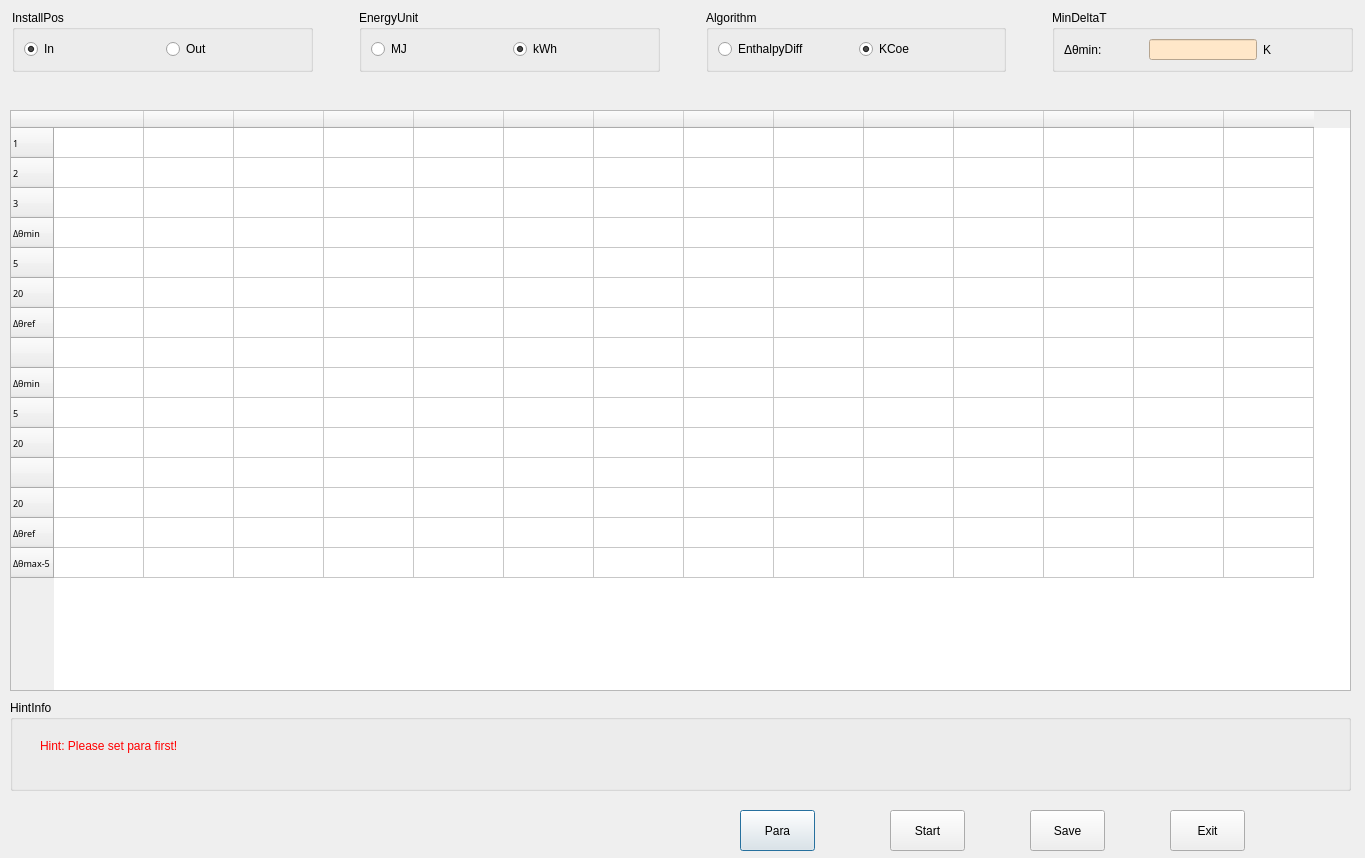
The window that source/calcverify/calcverify.ui (flimmy78/qtverify) describes before a commit, drawn with Qt 5.
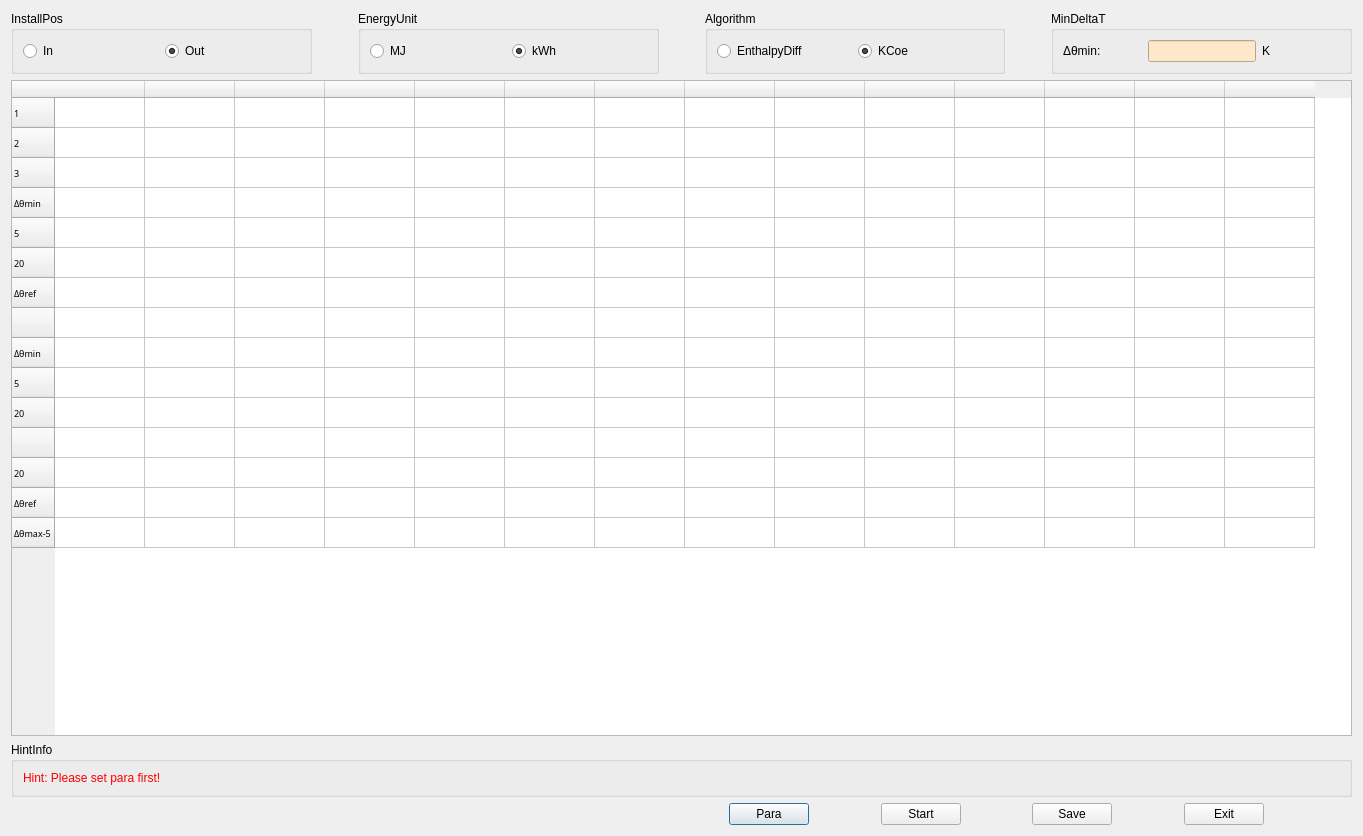
The same window after the commit. Icons and pictures are not drawn.

The edit to the form file:
```diff
--- a/source/calcverify/calcverify.ui
+++ b/source/calcverify/calcverify.ui
@@ -6,146 +6,191 @@
    <rect>
     <x>0</x>
     <y>0</y>
-    <width>1365</width>
-    <height>858</height>
+    <width>1363</width>
+    <height>836</height>
    </rect>
   </property>
   <property name="windowTitle">
    <string>计算器检测</string>
   </property>
-  <widget class="QGroupBox" name="groupBox_5">
-   <property name="geometry">
-    <rect>
-     <x>10</x>
-     <y>700</y>
-     <width>1341</width>
-     <height>91</height>
-    </rect>
-   </property>
+  <layout class="QGridLayout" name="gridLayout_8">
+   <item row="0" column="0">
+    <layout class="QGridLayout" name="gridLayout_5">
+     <item row="0" column="0">
+      <widget class="QGroupBox" name="groupBoxInstallPos">
+       <property name="title">
+        <string>InstallPos</string>
+       </property>
+       <layout class="QGridLayout" name="gridLayout_3">
+        <item row="0" column="0">
+         <widget class="QRadioButton" name="radioButtonPosIn">
+          <property name="text">
+           <string>In</string>
+          </property>
+          <property name="checked">
+           <bool>false</bool>
+          </property>
+         </widget>
+        </item>
+        <item row="0" column="1">
+         <widget class="QRadioButton" name="radioButtonPosOut">
+          <property name="text">
+           <string>Out</string>
+          </property>
+          <property name="checked">
+           <bool>true</bool>
+          </property>
+         </widget>
+        </item>
+       </layout>
+      </widget>
+     </item>
+     <item row="0" column="1">
+      <spacer name="horizontalSpacer">
+       <property name="orientation">
+        <enum>Qt::Horizontal</enum>
+       </property>
+       <property name="sizeType">
+        <enum>QSizePolicy::Preferred</enum>
+       </property>
+       <property name="sizeHint" stdset="0">
+        <size>
+         <width>40</width>
+         <height>20</height>
+        </size>
+       </property>
+      </spacer>
+     </item>
+     <item row="0" column="2">
+      <widget class="QGroupBox" name="groupBoxEnergyUnit">
    <property name="title">
-    <string>HintInfo</string>
-   </property>
-   <property name="toolTipDuration" stdset="0">
-    <number>0</number>
-   </property>
-   <widget class="QLabel" name="hintLabel">
-    <property name="geometry">
-     <rect>
-      <x>30</x>
-      <y>36</y>
-      <width>441</width>
+        <string>EnergyUnit</string>
+       </property>
+       <layout class="QGridLayout" name="gridLayout">
+        <item row="0" column="0">
+         <widget class="QRadioButton" name="radioButtonMJ">
+          <property name="text">
+           <string>MJ</string>
+          </property>
+         </widget>
+        </item>
+        <item row="0" column="1">
+         <widget class="QRadioButton" name="radioButtonKwh">
+          <property name="text">
+           <string>kWh</string>
+          </property>
+          <property name="checked">
+           <bool>true</bool>
+          </property>
+         </widget>
+        </item>
+       </layout>
+      </widget>
+     </item>
+     <item row="0" column="3">
+      <spacer name="horizontalSpacer_2">
+       <property name="orientation">
+        <enum>Qt::Horizontal</enum>
+       </property>
+       <property name="sizeType">
+        <enum>QSizePolicy::Preferred</enum>
+       </property>
+       <property name="sizeHint" stdset="0">
+        <size>
+         <width>40</width>
       <height>20</height>
-     </rect>
+        </size>
+       </property>
+      </spacer>
+     </item>
+     <item row="0" column="4">
+      <widget class="QGroupBox" name="groupBoxAlgorithm">
+       <property name="title">
+        <string>Algorithm</string>
+       </property>
+       <layout class="QGridLayout" name="gridLayout_2">
+        <item row="0" column="0">
+         <widget class="QRadioButton" name="radioButtonEnthalpy">
+          <property name="text">
+           <string>EnthalpyDiff</string>
+          </property>
+         </widget>
+        </item>
+        <item row="0" column="1">
+         <widget class="QRadioButton" name="radioButtonKCoe">
+          <property name="text">
+           <string>KCoe</string>
+          </property>
+          <property name="checked">
+           <bool>true</bool>
+          </property>
+         </widget>
+        </item>
+       </layout>
+      </widget>
+     </item>
+     <item row="0" column="5">
+      <spacer name="horizontalSpacer_3">
+       <property name="orientation">
+        <enum>Qt::Horizontal</enum>
+       </property>
+       <property name="sizeType">
+        <enum>QSizePolicy::Preferred</enum>
+       </property>
+       <property name="sizeHint" stdset="0">
+        <size>
+         <width>40</width>
+         <height>20</height>
+        </size>
+       </property>
+      </spacer>
+     </item>
+     <item row="0" column="6">
+      <widget class="QGroupBox" name="grpBoxMinDeltaT">
+       <property name="title">
+        <string>MinDeltaT</string>
+       </property>
+       <layout class="QGridLayout" name="gridLayout_4">
+        <item row="0" column="0">
+         <widget class="QLabel" name="label">
+          <property name="text">
+           <string>Δθmin:</string>
+          </property>
+         </widget>
+        </item>
+        <item row="0" column="1">
+         <widget class="QLineEdit" name="lnEditMinDeltaT">
+          <property name="sizePolicy">
+           <sizepolicy hsizetype="Preferred" vsizetype="Fixed">
+            <horstretch>0</horstretch>
+            <verstretch>0</verstretch>
+           </sizepolicy>
     </property>
     <property name="styleSheet">
-     <string notr="true">color: rgb(255, 0, 0);</string>
-    </property>
-    <property name="text">
-     <string>Hint: Please set para first!</string>
-    </property>
-   </widget>
-  </widget>
-  <widget class="QPushButton" name="btnPara">
-   <property name="geometry">
-    <rect>
-     <x>740</x>
-     <y>810</y>
-     <width>75</width>
-     <height>41</height>
-    </rect>
-   </property>
-   <property name="sizePolicy">
-    <sizepolicy hsizetype="Preferred" vsizetype="Fixed">
-     <horstretch>0</horstretch>
-     <verstretch>0</verstretch>
-    </sizepolicy>
-   </property>
-   <property name="text">
-    <string>Para</string>
-   </property>
-   <property name="icon">
-    <iconset>
-     <normaloff>../source/gui/images/calculatorresult.png</normaloff>../source/gui/images/calculatorresult.png</iconset>
-   </property>
-  </widget>
-  <widget class="QPushButton" name="btnStart">
-   <property name="geometry">
-    <rect>
-     <x>890</x>
-     <y>810</y>
-     <width>75</width>
-     <height>41</height>
-    </rect>
-   </property>
-   <property name="sizePolicy">
-    <sizepolicy hsizetype="Preferred" vsizetype="Fixed">
-     <horstretch>0</horstretch>
-     <verstretch>0</verstretch>
-    </sizepolicy>
-   </property>
+           <string notr="true">background-color: rgb(255, 231, 201);</string>
+          </property>
+          <property name="alignment">
+           <set>Qt::AlignCenter</set>
+          </property>
+          <property name="readOnly">
+           <bool>true</bool>
+          </property>
+         </widget>
+        </item>
+        <item row="0" column="2">
+         <widget class="QLabel" name="label_2">
    <property name="text">
-    <string>Start</string>
-   </property>
-   <property name="icon">
-    <iconset>
-     <normaloff>../source/gui/images/excel.png</normaloff>../source/gui/images/excel.png</iconset>
-   </property>
-  </widget>
-  <widget class="QPushButton" name="btnSave">
-   <property name="geometry">
-    <rect>
-     <x>1030</x>
-     <y>810</y>
-     <width>75</width>
-     <height>41</height>
-    </rect>
-   </property>
-   <property name="sizePolicy">
-    <sizepolicy hsizetype="Preferred" vsizetype="Fixed">
-     <horstretch>0</horstretch>
-     <verstretch>0</verstretch>
-    </sizepolicy>
-   </property>
-   <property name="text">
-    <string>Save</string>
-   </property>
-   <property name="icon">
-    <iconset>
-     <normaloff>../source/gui/images/save.png</normaloff>../source/gui/images/save.png</iconset>
-   </property>
-  </widget>
-  <widget class="QPushButton" name="btnExit">
-   <property name="geometry">
-    <rect>
-     <x>1170</x>
-     <y>810</y>
-     <width>75</width>
-     <height>41</height>
-    </rect>
-   </property>
-   <property name="sizePolicy">
-    <sizepolicy hsizetype="Preferred" vsizetype="Fixed">
-     <horstretch>0</horstretch>
-     <verstretch>0</verstretch>
-    </sizepolicy>
-   </property>
-   <property name="text">
-    <string>Exit</string>
-   </property>
-   <property name="icon">
-    <iconset>
-     <normaloff>../../exit.png</normaloff>../../exit.png</iconset>
-   </property>
-  </widget>
+           <string>K</string>
+          </property>
+         </widget>
+        </item>
+       </layout>
+      </widget>
+     </item>
+    </layout>
+   </item>
+   <item row="1" column="0">
   <widget class="QTableWidget" name="tableWidget">
-   <property name="geometry">
-    <rect>
-     <x>10</x>
-     <y>110</y>
-     <width>1341</width>
-     <height>581</height>
-    </rect>
-   </property>
    <property name="font">
     <font>
      <family>微软雅黑</family>
@@ -471,186 +516,167 @@
     </property>
    </item>
   </widget>
-  <widget class="QWidget" name="layoutWidget">
-   <property name="geometry">
-    <rect>
-     <x>12</x>
-     <y>10</y>
-     <width>1341</width>
-     <height>62</height>
-    </rect>
-   </property>
-   <layout class="QGridLayout" name="gridLayout_5">
-    <item row="0" column="0">
-     <widget class="QGroupBox" name="grpBoxInstallPos">
+   </item>
+   <item row="2" column="0">
+    <widget class="QGroupBox" name="groupBox_5">
       <property name="title">
-       <string>InstallPos</string>
-      </property>
-      <layout class="QGridLayout" name="gridLayout">
+      <string>HintInfo</string>
+     </property>
+     <property name="toolTipDuration" stdset="0">
+      <number>0</number>
+     </property>
+     <layout class="QGridLayout" name="gridLayout_7">
        <item row="0" column="0">
-        <widget class="QRadioButton" name="radioButtonPosIn">
-         <property name="text">
-          <string>In</string>
-         </property>
-         <property name="checked">
-          <bool>true</bool>
-         </property>
-        </widget>
-       </item>
-       <item row="0" column="1">
-        <widget class="QRadioButton" name="radioButtonPosOut">
+       <widget class="QLabel" name="hintLabel">
+        <property name="styleSheet">
+         <string notr="true">color: rgb(255, 0, 0);</string>
+        </property>
          <property name="text">
-          <string>Out</string>
+         <string>Hint: Please set para first!</string>
          </property>
         </widget>
        </item>
       </layout>
      </widget>
     </item>
-    <item row="0" column="1">
-     <spacer name="horizontalSpacer">
+   <item row="3" column="0">
+    <layout class="QGridLayout" name="gridLayout_6">
+     <item row="0" column="0">
+      <spacer name="horizontalSpacer_8">
       <property name="orientation">
        <enum>Qt::Horizontal</enum>
       </property>
-      <property name="sizeType">
-       <enum>QSizePolicy::Preferred</enum>
-      </property>
       <property name="sizeHint" stdset="0">
        <size>
-        <width>40</width>
+         <width>718</width>
         <height>20</height>
        </size>
       </property>
      </spacer>
     </item>
+     <item row="0" column="1">
+      <widget class="QPushButton" name="btnPara">
+       <property name="sizePolicy">
+        <sizepolicy hsizetype="Preferred" vsizetype="Fixed">
+         <horstretch>0</horstretch>
+         <verstretch>0</verstretch>
+        </sizepolicy>
+       </property>
+       <property name="text">
+        <string>Para</string>
+       </property>
+       <property name="icon">
+        <iconset>
+         <normaloff>../source/gui/images/calculatorresult.png</normaloff>../source/gui/images/calculatorresult.png</iconset>
+       </property>
+      </widget>
+     </item>
     <item row="0" column="2">
-     <widget class="QGroupBox" name="grpBoxEnergyUnit">
-      <property name="title">
-       <string>EnergyUnit</string>
-      </property>
-      <layout class="QGridLayout" name="gridLayout_2">
-       <item row="0" column="0">
-        <widget class="QRadioButton" name="radioButtonMJ">
-         <property name="text">
-          <string>MJ</string>
-         </property>
-        </widget>
-       </item>
-       <item row="0" column="1">
-        <widget class="QRadioButton" name="radioButtonKwh">
-         <property name="text">
-          <string>kWh</string>
-         </property>
-         <property name="checked">
-          <bool>true</bool>
-         </property>
-        </widget>
-       </item>
-      </layout>
-     </widget>
+      <spacer name="horizontalSpacer_4">
+       <property name="orientation">
+        <enum>Qt::Horizontal</enum>
+       </property>
+       <property name="sizeHint" stdset="0">
+        <size>
+         <width>40</width>
+         <height>20</height>
+        </size>
+       </property>
+      </spacer>
     </item>
     <item row="0" column="3">
-     <spacer name="horizontalSpacer_2">
-      <property name="orientation">
-       <enum>Qt::Horizontal</enum>
-      </property>
-      <property name="sizeType">
-       <enum>QSizePolicy::Preferred</enum>
-      </property>
-      <property name="sizeHint" stdset="0">
-       <size>
-        <width>40</width>
-        <height>20</height>
-       </size>
-      </property>
-     </spacer>
+      <widget class="QPushButton" name="btnStart">
+       <property name="sizePolicy">
+        <sizepolicy hsizetype="Preferred" vsizetype="Fixed">
+         <horstretch>0</horstretch>
+         <verstretch>0</verstretch>
+        </sizepolicy>
+       </property>
+       <property name="text">
+        <string>Start</string>
+       </property>
+       <property name="icon">
+        <iconset>
+         <normaloff>../source/gui/images/excel.png</normaloff>../source/gui/images/excel.png</iconset>
+       </property>
+      </widget>
     </item>
     <item row="0" column="4">
-     <widget class="QGroupBox" name="grpBoxAlgorithm">
-      <property name="title">
-       <string>Algorithm</string>
-      </property>
-      <layout class="QGridLayout" name="gridLayout_3">
-       <item row="0" column="0">
-        <widget class="QRadioButton" name="radioButtonEnthalpy">
-         <property name="text">
-          <string>EnthalpyDiff</string>
-         </property>
-        </widget>
-       </item>
-       <item row="0" column="1">
-        <widget class="QRadioButton" name="radioButtonKCoe">
-         <property name="text">
-          <string>KCoe</string>
-         </property>
-         <property name="checked">
-          <bool>true</bool>
-         </property>
-        </widget>
-       </item>
-      </layout>
-     </widget>
+      <spacer name="horizontalSpacer_5">
+       <property name="orientation">
+        <enum>Qt::Horizontal</enum>
+       </property>
+       <property name="sizeHint" stdset="0">
+        <size>
+         <width>40</width>
+         <height>20</height>
+        </size>
+       </property>
+      </spacer>
     </item>
     <item row="0" column="5">
-     <spacer name="horizontalSpacer_3">
-      <property name="orientation">
-       <enum>Qt::Horizontal</enum>
-      </property>
-      <property name="sizeType">
-       <enum>QSizePolicy::Preferred</enum>
-      </property>
-      <property name="sizeHint" stdset="0">
-       <size>
-        <width>40</width>
-        <height>20</height>
-       </size>
-      </property>
-     </spacer>
+      <widget class="QPushButton" name="btnSave">
+       <property name="sizePolicy">
+        <sizepolicy hsizetype="Preferred" vsizetype="Fixed">
+         <horstretch>0</horstretch>
+         <verstretch>0</verstretch>
+        </sizepolicy>
+       </property>
+       <property name="text">
+        <string>Save</string>
+       </property>
+       <property name="icon">
+        <iconset>
+         <normaloff>../source/gui/images/save.png</normaloff>../source/gui/images/save.png</iconset>
+       </property>
+      </widget>
     </item>
     <item row="0" column="6">
-     <widget class="QGroupBox" name="grpBoxMinDeltaT">
-      <property name="title">
-       <string>MinDeltaT</string>
-      </property>
-      <layout class="QGridLayout" name="gridLayout_4">
-       <item row="0" column="0">
-        <widget class="QLabel" name="label">
-         <property name="text">
-          <string>Δθmin:</string>
-         </property>
-        </widget>
-       </item>
-       <item row="0" column="1">
-        <widget class="QLineEdit" name="lnEditMinDeltaT">
+      <spacer name="horizontalSpacer_6">
+       <property name="orientation">
+        <enum>Qt::Horizontal</enum>
+       </property>
+       <property name="sizeHint" stdset="0">
+        <size>
+         <width>40</width>
+         <height>20</height>
+        </size>
+       </property>
+      </spacer>
+     </item>
+     <item row="0" column="7">
+      <widget class="QPushButton" name="btnExit">
          <property name="sizePolicy">
           <sizepolicy hsizetype="Preferred" vsizetype="Fixed">
            <horstretch>0</horstretch>
            <verstretch>0</verstretch>
           </sizepolicy>
          </property>
-         <property name="styleSheet">
-          <string notr="true">background-color: rgb(255, 231, 201);</string>
-         </property>
-         <property name="alignment">
-          <set>Qt::AlignCenter</set>
-         </property>
-         <property name="readOnly">
-          <bool>true</bool>
-         </property>
-        </widget>
-       </item>
-       <item row="0" column="2">
-        <widget class="QLabel" name="label_2">
          <property name="text">
-          <string>K</string>
-         </property>
-        </widget>
-       </item>
-      </layout>
-     </widget>
-    </item>
-   </layout>
-  </widget>
+        <string>Exit</string>
+       </property>
+       <property name="icon">
+        <iconset>
+         <normaloff>../../exit.png</normaloff>../../exit.png</iconset>
+       </property>
+      </widget>
+     </item>
+     <item row="0" column="8">
+      <spacer name="horizontalSpacer_7">
+       <property name="orientation">
+        <enum>Qt::Horizontal</enum>
+       </property>
+       <property name="sizeHint" stdset="0">
+        <size>
+         <width>88</width>
+         <height>20</height>
+        </size>
+       </property>
+      </spacer>
+     </item>
+    </layout>
+   </item>
+  </layout>
  </widget>
  <tabstops>
   <tabstop>radioButtonPosIn</tabstop>
```
Left out of the diff: 6 changed lines with no effect on the pictures. Lines whose indentation alone changed are shown as unchanged.
